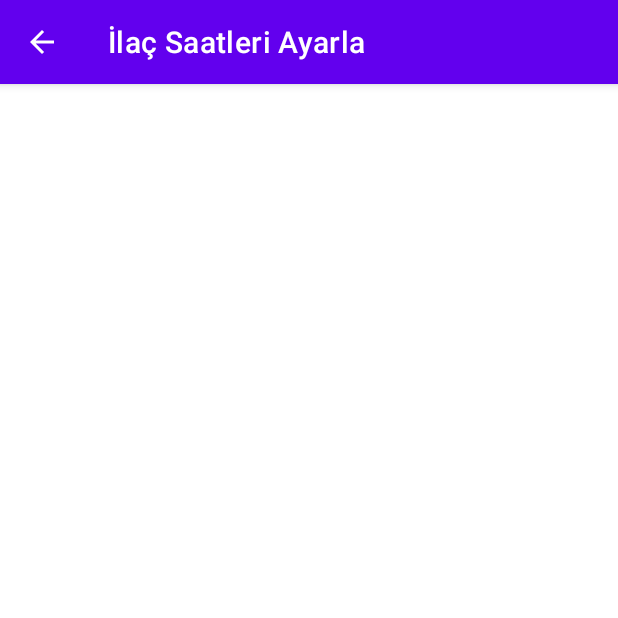
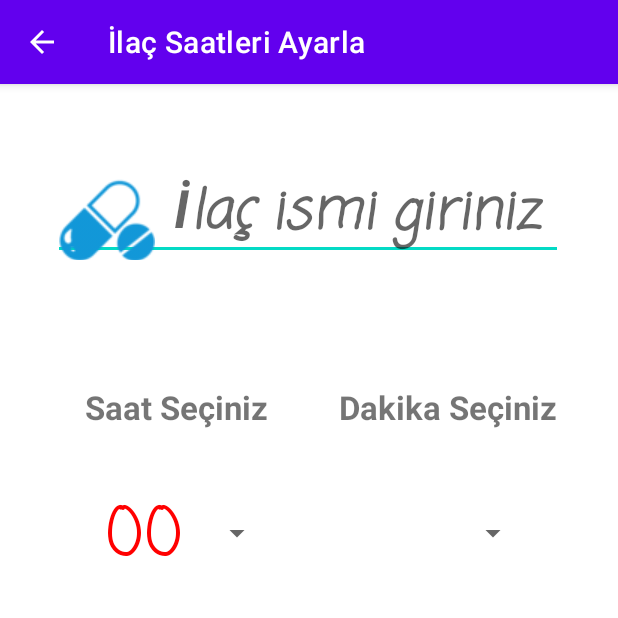
Before and after one commit to CSS17/Parkinson-and-Tai-Chi, an Android app: the Medicine screen opened directly, with no data from a screen before it, on a phone screen of 412 x 824 dp, the top half of it. Run offline under Robolectric (Android 15) with nearby library versions, the phone set to English and light mode, and no system bars; Roboto replaces fonts that are not available here.

Commit message:
* Started to "İlaç Saatleri Ayarla" section. * Added EditText for medicines,two spinner for hour and minute information in activity_medicine.xml. * Hour spinner is completed but minute spinner not completed yet. * spinner_item.xml added for spinners. * medicineicon9.png added for medicine page.

```diff
--- a/app/src/main/java/com/example/parkinsonvethaichi/Medicine.kt
+++ b/app/src/main/java/com/example/parkinsonvethaichi/Medicine.kt
@@ -2,12 +2,42 @@ package com.example.parkinsonvethaichi
 
 import androidx.appcompat.app.AppCompatActivity
 import android.os.Bundle
+import android.view.View
+import android.view.accessibility.AccessibilityManager.TouchExplorationStateChangeListener
+import android.widget.AdapterView
+import android.widget.ArrayAdapter
+import android.widget.Spinner
+import android.widget.TextView
+import android.widget.Toast
+import androidx.core.view.size
 
 class Medicine : AppCompatActivity() {
+
+    val hours = arrayOf("00","01","02","03","04","05","06","07","08","09","10","11","12","13","14","15","16","17","18","19","20","21","22","23")
+    val munites= arrayOf("00","01","02","03","04","05","06","07","08","09","10","11","12","13","14","15","16","17","18","19","20","21","22","23","24","25","26","27","28","29","30","31","32","33","34","35","36","37","38","39","40","41","42","43","44","45","46","47","48","49","50","51","52","53","54","55","56","57","58","59")
+
+
     override fun onCreate(savedInstanceState: Bundle?) {
         super.onCreate(savedInstanceState)
         setContentView(R.layout.activity_medicine)
         var actionBar=supportActionBar
         actionBar?.title="İlaç Saatleri Ayarla"
+
+        val hourspinner = findViewById<Spinner>(R.id.saatsec)
+
+        val hourarrayAdapter= ArrayAdapter<String>(this,R.layout.spinner_item,hours)
+        hourspinner.adapter = hourarrayAdapter
+
+        hourspinner.onItemSelectedListener = object : AdapterView.OnItemSelectedListener{
+            override fun onItemSelected(p0: AdapterView<*>?, p1: View?, p2: Int, p3: Long) {
+
+            }
+            override fun onNothingSelected(p0: AdapterView<*>?) {
+                TODO("Not yet implemented")
+            }
+
+        }
+
     }
+
 }
--- a/app/src/main/res/layout/activity_medicine.xml
+++ b/app/src/main/res/layout/activity_medicine.xml
@@ -1,10 +1,88 @@
 <?xml version="1.0" encoding="utf-8"?>
-<androidx.constraintlayout.widget.ConstraintLayout
-    xmlns:android="http://schemas.android.com/apk/res/android"
+<androidx.constraintlayout.widget.ConstraintLayout xmlns:android="http://schemas.android.com/apk/res/android"
     xmlns:app="http://schemas.android.com/apk/res-auto"
     xmlns:tools="http://schemas.android.com/tools"
     android:layout_width="match_parent"
     android:layout_height="match_parent"
+    android:textAlignment="center"
+
+
     tools:context=".Medicine">
 
+    <TextView
+        android:id="@+id/Saat"
+        android:layout_width="166dp"
+        android:layout_height="34dp"
+        android:onClick="ClickedHour"
+        android:text="Saat Seçiniz"
+        android:textAlignment="center"
+        android:textSize="22dp"
+        android:textStyle="bold"
+        app:layout_constraintBottom_toBottomOf="parent"
+        app:layout_constraintEnd_toEndOf="parent"
+        app:layout_constraintHorizontal_bias="0.142"
+        app:layout_constraintStart_toStartOf="parent"
+        app:layout_constraintTop_toBottomOf="@+id/MedicineName"
+        app:layout_constraintVertical_bias="0.135" />
+
+    <Spinner
+        android:id="@+id/dakikasec"
+        android:layout_width="123dp"
+        android:layout_height="73dp"
+        app:layout_constraintBottom_toBottomOf="parent"
+        app:layout_constraintEnd_toEndOf="parent"
+        app:layout_constraintHorizontal_bias="0.795"
+        app:layout_constraintStart_toStartOf="parent"
+        app:layout_constraintTop_toBottomOf="@+id/MedicineName"
+        app:layout_constraintVertical_bias="0.252" />
+
+    <TextView
+        android:id="@+id/Dakika"
+        android:layout_width="171dp"
+        android:layout_height="33dp"
+        android:text="Dakika Seçiniz"
+        android:textAlignment="center"
+        android:textSize="22dp"
+        android:textStyle="bold"
+        app:layout_constraintBottom_toBottomOf="parent"
+        app:layout_constraintEnd_toEndOf="parent"
+        app:layout_constraintHorizontal_bias="0.887"
+        app:layout_constraintStart_toStartOf="parent"
+        app:layout_constraintTop_toBottomOf="@+id/MedicineName"
+        app:layout_constraintVertical_bias="0.135" />
+
+    <Spinner
+        android:id="@+id/saatsec"
+        android:layout_width="123dp"
+        android:layout_height="73dp"
+        app:layout_constraintBottom_toBottomOf="parent"
+        app:layout_constraintEnd_toEndOf="parent"
+        app:layout_constraintHorizontal_bias="0.204"
+        app:layout_constraintStart_toStartOf="parent"
+        app:layout_constraintTop_toBottomOf="@+id/MedicineName"
+        app:layout_constraintVertical_bias="0.252" />
+
+    <EditText
+        android:id="@+id/MedicineName"
+        android:layout_width="340dp"
+        android:layout_height="70dp"
+        android:drawableStart="@drawable/medicineicon9"
+        android:ems="10"
+        android:paddingBottom="2dp"
+        android:fontFamily="casual"
+
+        android:hint="İlaç ismi giriniz"
+        android:inputType="textPersonName"
+        android:textAlignment="center"
+        android:textColor="@color/black"
+        android:textSize="35dp"
+        android:textStyle="italic|bold"
+        app:layout_constraintBottom_toBottomOf="parent"
+        app:layout_constraintEnd_toEndOf="parent"
+        app:layout_constraintHorizontal_bias="0.492"
+        app:layout_constraintStart_toStartOf="parent"
+        app:layout_constraintTop_toTopOf="parent"
+        app:layout_constraintVertical_bias="0.068" />
+
+
 </androidx.constraintlayout.widget.ConstraintLayout>
--- /dev/null
+++ b/app/src/main/res/layout/spinner_item.xml
@@ -0,0 +1,13 @@
+<?xml version="1.0" encoding="utf-8"?>
+<TextView
+    xmlns:android="http://schemas.android.com/apk/res/android"
+    android:layout_width="match_parent"
+    android:layout_height="wrap_content"
+    android:textSize="45dp"
+    android:textAlignment="center"
+    android:text="aaa"
+    android:fontFamily="casual"
+    android:paddingTop="10dp"
+    android:textColor="#FF0000"
+    android:padding="5dip"
+    />
```
Also changed, not shown: app/src/main/res/drawable/medicineicon9.png (added).
